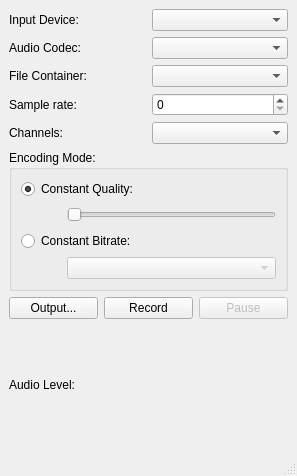
This is DAW/audiorecorder.ui in Dylan-T-Dawson/DAW-Project as Qt 5 draws it before an edit. The edited form follows.
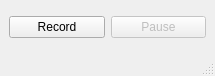
This is the edited form.

Patch:
```diff
--- a/DAW/audiorecorder.ui
+++ b/DAW/audiorecorder.ui
@@ -6,8 +6,8 @@
    <rect>
     <x>0</x>
     <y>0</y>
-    <width>297</width>
-    <height>476</height>
+    <width>215</width>
+    <height>76</height>
    </rect>
   </property>
   <property name="windowTitle">
@@ -15,147 +15,14 @@
   </property>
   <widget class="QWidget" name="centralwidget">
    <layout class="QGridLayout" name="gridLayout_3">
-    <item row="0" column="0" colspan="3">
-     <layout class="QGridLayout" name="gridLayout_2">
-      <item row="3" column="0">
-       <widget class="QLabel" name="label_4">
-        <property name="text">
-         <string>Sample rate:</string>
-        </property>
-       </widget>
-      </item>
-      <item row="0" column="1">
-       <widget class="QComboBox" name="audioDeviceBox"/>
-      </item>
-      <item row="1" column="0">
-       <widget class="QLabel" name="label_2">
-        <property name="text">
-         <string>Audio Codec:</string>
-        </property>
-       </widget>
-      </item>
-      <item row="0" column="0">
-       <widget class="QLabel" name="label">
-        <property name="text">
-         <string>Input Device:</string>
-        </property>
-       </widget>
-      </item>
-      <item row="2" column="0">
-       <widget class="QLabel" name="label_3">
-        <property name="text">
-         <string>File Container:</string>
-        </property>
-       </widget>
-      </item>
-      <item row="2" column="1">
-       <widget class="QComboBox" name="containerBox"/>
-      </item>
-      <item row="1" column="1">
-       <widget class="QComboBox" name="audioCodecBox"/>
-      </item>
-      <item row="4" column="0">
-       <widget class="QLabel" name="label_5">
-        <property name="text">
-         <string>Channels:</string>
-        </property>
-       </widget>
-      </item>
-      <item row="4" column="1">
-       <widget class="QComboBox" name="channelsBox"/>
-      </item>
-      <item row="3" column="1">
-       <widget class="QSpinBox" name="sampleRateBox"/>
-      </item>
-     </layout>
-    </item>
-    <item row="1" column="0" colspan="3">
-     <widget class="QGroupBox" name="groupBox">
-      <property name="title">
-       <string>Encoding Mode:</string>
-      </property>
-      <layout class="QGridLayout" name="gridLayout">
-       <item row="0" column="0" colspan="2">
-        <widget class="QRadioButton" name="constantQualityRadioButton">
-         <property name="text">
-          <string>Constant Quality:</string>
-         </property>
-         <property name="checked">
-          <bool>true</bool>
-         </property>
-        </widget>
-       </item>
-       <item row="1" column="0">
-        <spacer name="horizontalSpacer_2">
-         <property name="orientation">
-          <enum>Qt::Horizontal</enum>
-         </property>
-         <property name="sizeType">
-          <enum>QSizePolicy::Fixed</enum>
-         </property>
-         <property name="sizeHint" stdset="0">
-          <size>
-           <width>40</width>
-           <height>20</height>
-          </size>
-         </property>
-        </spacer>
-       </item>
-       <item row="1" column="1">
-        <widget class="QSlider" name="qualitySlider">
-         <property name="orientation">
-          <enum>Qt::Horizontal</enum>
-         </property>
-        </widget>
-       </item>
-       <item row="2" column="0" colspan="2">
-        <widget class="QRadioButton" name="constantBitrateRadioButton">
-         <property name="text">
-          <string>Constant Bitrate:</string>
-         </property>
-        </widget>
-       </item>
-       <item row="3" column="0">
-        <spacer name="horizontalSpacer">
-         <property name="orientation">
-          <enum>Qt::Horizontal</enum>
-         </property>
-         <property name="sizeType">
-          <enum>QSizePolicy::Fixed</enum>
-         </property>
-         <property name="sizeHint" stdset="0">
-          <size>
-           <width>40</width>
-           <height>20</height>
-          </size>
-         </property>
-        </spacer>
-       </item>
-       <item row="3" column="1">
-        <widget class="QComboBox" name="bitrateBox">
-         <property name="enabled">
-          <bool>false</bool>
-         </property>
-        </widget>
-       </item>
-      </layout>
-     </widget>
-    </item>
-    <item row="2" column="0">
-     <widget class="QPushButton" name="outputButton">
-      <property name="text">
-       <string>Output...</string>
-      </property>
-     </widget>
-    </item>
-    <item row="2" column="1">
+    <item row="0" column="0">
      <widget class="QPushButton" name="recordButton">
       <property name="text">
        <string>Record</string>
       </property>
      </widget>
     </item>
-    <item row="2" column="2">
+    <item row="0" column="1">
      <widget class="QPushButton" name="pauseButton">
       <property name="enabled">
        <bool>false</bool>
@@ -165,16 +32,6 @@
       </property>
      </widget>
     </item>
-    <item row="3" column="0">
-     <widget class="QLabel" name="levelLabel">
-      <property name="text">
-       <string>Audio Level:</string>
-      </property>
-     </widget>
-    </item>
-    <item row="3" column="1" colspan="2">
-     <layout class="QVBoxLayout" name="levelsLayout"/>
-    </item>
    </layout>
   </widget>
   <widget class="QStatusBar" name="statusbar"/>
```
Left out of the diff: 48 changed lines with no effect on the pictures.
